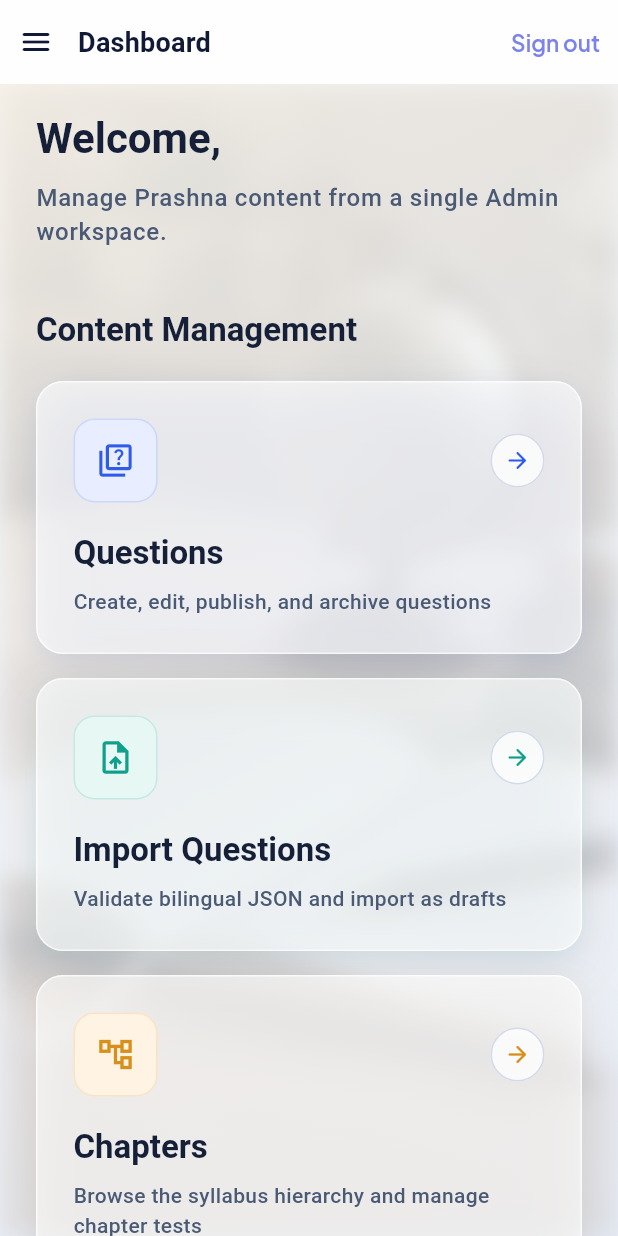
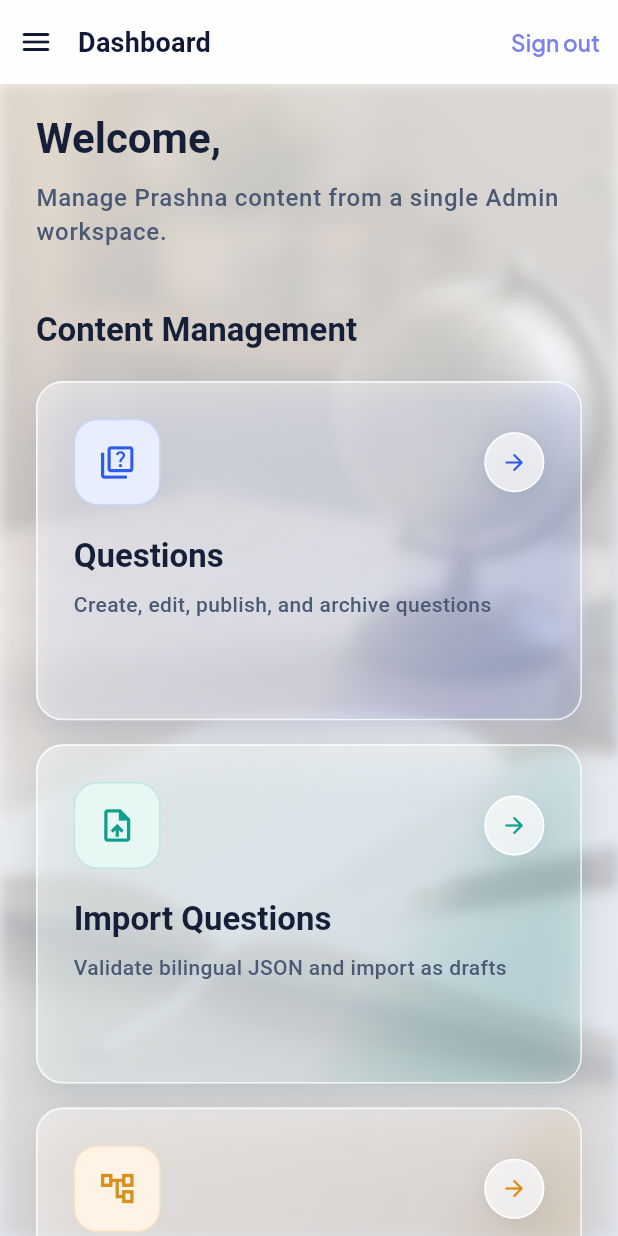
Before and after one commit to prashnaapp/Prashna, a Flutter app: the AdminShell screen opened directly with empty values, on a phone screen of 412 x 824 dp. Run offline on Flutter 3.47's test engine with Material 3 defaults, Android fonts, the light colour scheme and no system bars; our stand-ins replace cloud_firestore, cloud_functions, firebase_auth, firebase_core, google_fonts, google_sign_in and 3 more; missing offline and left inert: in_app_purchase_android; accounts and stored records are empty.

Commit message:
Refine admin dashboard workspace UI

```diff
--- a/lib/features/admin/presentation/screens/admin_dashboard_screen.dart
+++ b/lib/features/admin/presentation/screens/admin_dashboard_screen.dart
@@ -34,7 +34,9 @@ class AdminDashboardScreen extends StatelessWidget {
       if (!allowed) return;
     }
     if (!context.mounted) return;
-    Navigator.of(context).pushNamedAndRemoveUntil(
+    // Prefer the nearest (nested AdminShell) navigator — never the root app
+    // navigator — so Dashboard visuals dispose with the workspace route.
+    Navigator.of(context, rootNavigator: false).pushNamedAndRemoveUntil(
       routeName,
       (route) => false,
     );
@@ -85,9 +87,13 @@ class AdminDashboardScreen extends StatelessWidget {
           ),
         ];
 
-        return Stack(
+        // Atmosphere is owned by this route only. SizedBox.expand keeps the
+        // photographic stack clipped to Dashboard bounds (not AdminShell).
+        return SizedBox.expand(
+          child: Stack(
+            fit: StackFit.expand,
             children: [
-            const Positioned.fill(
+              const RepaintBoundary(
                 child: _DashboardAtmosphere(
                   key: ValueKey('dashboard-atmosphere'),
                 ),
@@ -144,6 +150,7 @@ class AdminDashboardScreen extends StatelessWidget {
               ),
             ),
             ],
+          ),
         );
       },
     );
@@ -187,16 +194,17 @@ class _DashboardAtmosphere extends StatelessWidget {
         fit: StackFit.expand,
         children: [
           const ColoredBox(color: AdminColors.atmosphereSoft),
+          // Single blur system — background image only; foreground stays sharp.
           Positioned.fill(
             child: ClipRect(
               child: ImageFiltered(
-                imageFilter: ImageFilter.blur(sigmaX: 8, sigmaY: 8),
+                imageFilter: ImageFilter.blur(sigmaX: 4.5, sigmaY: 4.5),
                 child: const SizedBox.expand(
                   child: Image(
                     key: ValueKey('dashboard-workspace-background'),
                     image: AssetImage(assetPath),
                     fit: BoxFit.cover,
-                    alignment: Alignment(0.45, 0.15),
+                    alignment: Alignment(0.35, 0.05),
                     filterQuality: FilterQuality.medium,
                     gaplessPlayback: true,
                   ),
@@ -204,17 +212,19 @@ class _DashboardAtmosphere extends StatelessWidget {
               ),
             ),
           ),
+          // Light translucent wash: photo remains recognizable but subordinate.
           const DecoratedBox(
             decoration: BoxDecoration(
               gradient: LinearGradient(
                 begin: Alignment.topLeft,
                 end: Alignment.bottomRight,
                 colors: [
-                  Color(0xF2F8F4EC),
-                  Color(0xC7F4F7FC),
-                  Color(0xD6E8EEF8),
+                  Color(0xD9F7F1E8),
+                  Color(0xB8F4F7FC),
+                  Color(0xC2E8EEF8),
+                  Color(0xCCE6ECF6),
                 ],
-                stops: [0.0, 0.52, 1.0],
+                stops: [0.0, 0.38, 0.72, 1.0],
               ),
             ),
           ),
@@ -290,7 +300,7 @@ class _DestinationGrid extends StatelessWidget {
           crossAxisAlignment: CrossAxisAlignment.stretch,
           children: [
             Expanded(child: left),
-            const SizedBox(width: AdminSpacing.lg),
+            const SizedBox(width: AdminSpacing.xl),
             Expanded(child: right),
           ],
         ),
@@ -300,7 +310,7 @@ class _DestinationGrid extends StatelessWidget {
     return Column(
       children: [
         pair(cards[0], cards[1]),
-        const SizedBox(height: AdminSpacing.lg),
+        const SizedBox(height: AdminSpacing.xl),
         pair(cards[2], cards[3]),
       ],
     );
@@ -330,20 +340,30 @@ class _DestinationCard extends StatelessWidget {
         variant: AdminSurfaceVariant.glass,
         accentColor: accent.strong,
         onTap: onTap,
-        padding: const EdgeInsets.all(AdminSpacing.xxl),
+        padding: const EdgeInsets.fromLTRB(
+          AdminSpacing.xxl,
+          AdminSpacing.xxl,
+          AdminSpacing.xxl,
+          AdminSpacing.xxxl,
+        ),
+        child: ConstrainedBox(
+          constraints: const BoxConstraints(minHeight: 168),
           child: Column(
             crossAxisAlignment: CrossAxisAlignment.start,
             children: [
               Row(
                 children: [
                   Container(
-                  width: 56,
-                  height: 56,
+                    width: 58,
+                    height: 58,
                     decoration: BoxDecoration(
-                    color: accent.soft,
-                    borderRadius: BorderRadius.circular(14),
+                      color: Color.alphaBlend(
+                        accent.soft.withValues(alpha: 0.92),
+                        Colors.white.withValues(alpha: 0.55),
+                      ),
+                      borderRadius: BorderRadius.circular(16),
                       border: Border.all(
-                      color: accent.strong.withValues(alpha: 0.16),
+                        color: accent.strong.withValues(alpha: 0.18),
                       ),
                     ),
                     child: Icon(icon, color: accent.strong, size: 26),
@@ -351,15 +371,24 @@ class _DestinationCard extends StatelessWidget {
                   const Spacer(),
                   ExcludeSemantics(
                     child: Container(
-                    width: 36,
-                    height: 36,
+                      width: 40,
+                      height: 40,
                       alignment: Alignment.center,
                       decoration: BoxDecoration(
-                      color: Colors.white.withValues(alpha: 0.78),
+                        color: Colors.white.withValues(alpha: 0.72),
                         shape: BoxShape.circle,
                         border: Border.all(
-                        color: AdminColors.border.withValues(alpha: 0.9),
+                          color: Colors.white.withValues(alpha: 0.9),
                         ),
+                        boxShadow: [
+                          BoxShadow(
+                            color: AdminColors.atmosphereDeep.withValues(
+                              alpha: 0.06,
+                            ),
+                            blurRadius: 10,
+                            offset: const Offset(0, 4),
+                          ),
+                        ],
                       ),
                       child: Icon(
                         Icons.arrow_forward_rounded,
@@ -383,12 +412,13 @@ class _DestinationCard extends StatelessWidget {
                 subtitle,
                 style: Theme.of(context).textTheme.bodyMedium?.copyWith(
                   color: AdminColors.textSecondary,
-                height: 1.4,
+                  height: 1.45,
                 ),
               ),
             ],
           ),
         ),
+      ),
     );
   }
 }
--- a/lib/features/admin/presentation/shell/admin_shell.dart
+++ b/lib/features/admin/presentation/shell/admin_shell.dart
@@ -316,8 +316,18 @@ class _AdminWorkspaceRoute<T> extends PageRoute<T> {
     Animation<double> secondaryAnimation,
   ) {
     final child = builder(context);
-    if (!coverWithWorkspace) return child;
-    return ColoredBox(color: AdminColors.backgroundTop, child: child);
+    if (!coverWithWorkspace) {
+      // Dashboard owns its photographic stack; do not wrap with shell fill.
+      return SizedBox.expand(child: child);
+    }
+    // Opaque workspace fill so Dashboard image/blur cannot show through
+    // embedded screens that omit their own Scaffold background.
+    return SizedBox.expand(
+      child: ColoredBox(
+        color: AdminColors.backgroundTop,
+        child: child,
+      ),
+    );
   }
 
   @override
--- a/lib/features/admin/presentation/widgets/admin_ui/admin_surface.dart
+++ b/lib/features/admin/presentation/widgets/admin_ui/admin_surface.dart
@@ -95,21 +95,31 @@ class AdminSurface extends StatelessWidget {
       ),
       AdminSurfaceVariant.glass => BoxDecoration(
         borderRadius: radius,
-        color: Colors.white.withValues(alpha: 0.62),
+        color: Colors.white.withValues(alpha: 0.58),
         border: Border.all(
-          color: Colors.white.withValues(alpha: 0.72),
-          width: 1,
+          color: Colors.white.withValues(alpha: 0.78),
+          width: 1.1,
+        ),
+        gradient: LinearGradient(
+          begin: Alignment.topLeft,
+          end: Alignment.bottomRight,
+          colors: [
+            Colors.white.withValues(alpha: 0.78),
+            Colors.white.withValues(alpha: 0.52),
+            (accentColor ?? AdminColors.primary).withValues(alpha: 0.06),
+          ],
+          stops: const [0.0, 0.62, 1.0],
         ),
         boxShadow: [
           BoxShadow(
-            color: AdminColors.atmosphereDeep.withValues(alpha: 0.10),
-            blurRadius: 28,
-            offset: const Offset(0, 12),
+            color: AdminColors.atmosphereDeep.withValues(alpha: 0.11),
+            blurRadius: 30,
+            offset: const Offset(0, 14),
           ),
           BoxShadow(
-            color: (accentColor ?? AdminColors.primary).withValues(alpha: 0.06),
-            blurRadius: 10,
-            offset: const Offset(0, 3),
+            color: (accentColor ?? AdminColors.primary).withValues(alpha: 0.07),
+            blurRadius: 12,
+            offset: const Offset(0, 4),
           ),
         ],
       ),
```
Also changed, not shown: 1 other file. Lines whose indentation alone changed are shown as unchanged.
